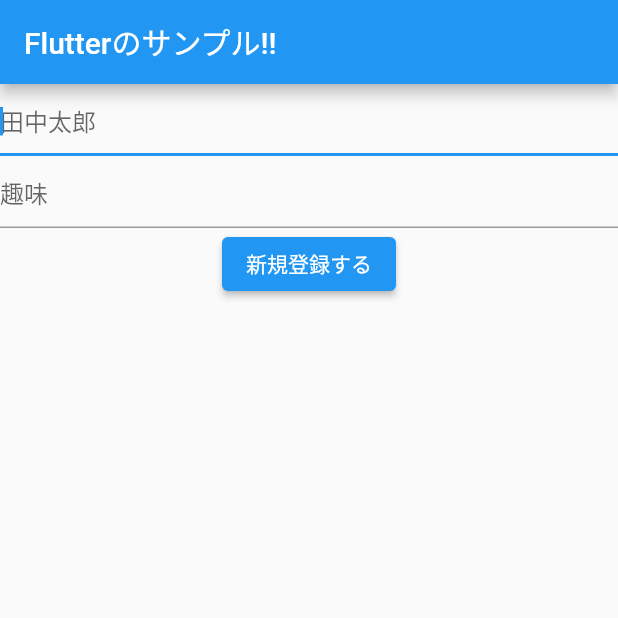
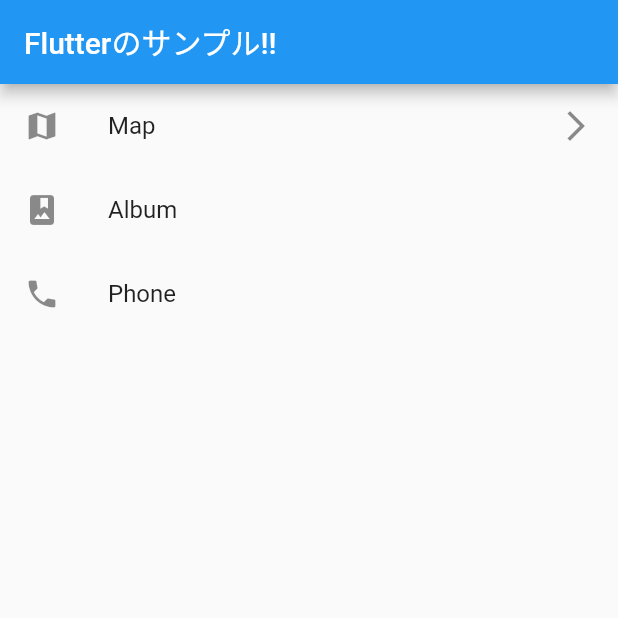
Before and after one commit to Ka-zu-ma/FlutterSample, a Flutter app: the screen it shows after launch, on a phone screen of 412 x 824 dp, the top half of it. Run offline on Flutter 3.47's test engine with Material 2 defaults, Android fonts, the phone set to English and light mode, and no system bars.

Commit message:
簡単なリスト作成

```diff
--- a/flutter_sample/lib/main.dart
+++ b/flutter_sample/lib/main.dart
@@ -30,22 +30,6 @@ class MyHomePage extends StatefulWidget {
 }
 
 class _MyHomePageState extends State<MyHomePage> {
-  int _counter = 0;
-
-  void _incrementCounter() {
-    setState(() {
-      _counter++;
-    });
-  }
-
-  String text = '次へ';
-
-  final myFocusNode = FocusNode();
-
-  String name = '';
-
-  final myController = TextEditingController();
-
   @override
   Widget build(BuildContext context) {
     // This method is rerun every time setState is called, for instance as done
@@ -62,43 +46,31 @@ class _MyHomePageState extends State<MyHomePage> {
       ),
       body: Container(
         width: double.infinity,
-        child: Column(
-          children: [
-            TextField(
-              autofocus: true,
-              decoration: InputDecoration(
-                hintText: '田中太郎',
-              ),
-              onChanged: (text) {
-                name = text;
+        child: ListView(
+          children: <Widget>[
+            ListTile(
+              leading: Icon(Icons.map),
+              title: Text('Map'),
+              trailing: Icon(Icons.arrow_forward_ios) ,
+              onTap: () {
+                Navigator.push(
+                  context,
+                  MaterialPageRoute(builder: (context) => NextPage('次画面ですね')
+                  ),
+                );
               },
             ),
-            TextField(
-              controller: myController,
-              focusNode: myFocusNode,
-              decoration: InputDecoration(
-                hintText: '趣味',
-              ),
+            ListTile(
+              leading: Icon(Icons.photo_album),
+              title: Text('Album'),
             ),
-            ElevatedButton(
-                onPressed: (){
-                  // TODO:フォーカスするためのコード
-                  showDialog(
-                    context: context,
-                    builder: (context) {
-                      return AlertDialog(
-                        // Retrieve the text that the user has entered by using the
-                        // TextEditingController.
-                        content: Text(myController.text),
-                      );
-                    },
-                  );
-                },
-                child: Text('新規登録する')
-            )
+            ListTile(
+              leading: Icon(Icons.phone),
+              title: Text('Phone'),
+            ),
           ],
         ),
-      ),
+        ),
     );
   }
 }
```
